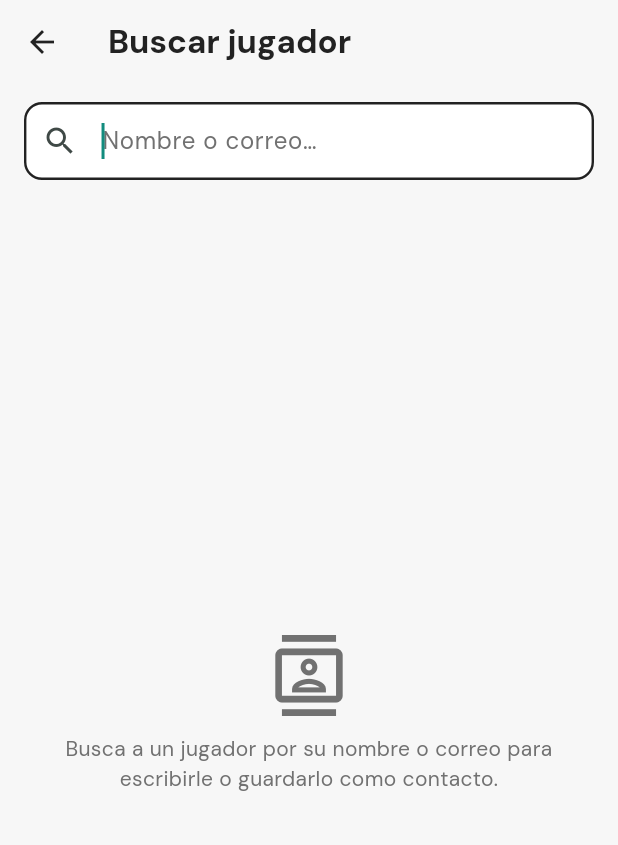
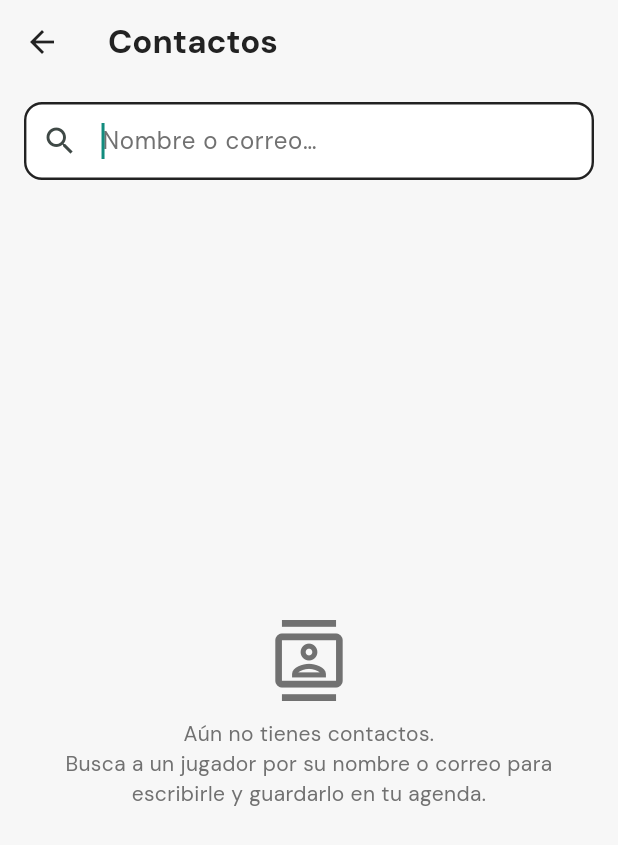
Before and after one commit to dcalagua/canchas-app-lima, a Flutter app: the BuscarUsuarioScreen screen opened directly, on a phone screen of 412 x 824 dp. Shown: the top 845 px of the screen. Run offline on Flutter 3.47's test engine with Material 3 defaults, Android fonts, the phone set to English and light mode, and no system bars; our stand-ins replace audioplayers, firebase_core, firebase_messaging, font_awesome_flutter, geocoding, geolocator and 9 more; missing offline and left inert: google_mlkit_text_recognition, record; accounts and stored records are empty.

Commit message:
Mensajes: "Mis contactos" visible (agenda propia por correo/nombre)
El ítem del menú de Mensajes ahora es "Mis contactos" (ícono agenda) y abre la
pantalla "Contactos": arriba el buscador para agregar por nombre/correo, abajo
"Mis contactos (N)" con tu agenda. Gestionar cada uno (renombrar/quitar/
bloquear) se hace entrando a su chat → 3 puntos.

Co-Authored-By: Claude Opus 4.8 (1M context) <noreply@anthropic.com>
Claude-Session: https://claude.ai/code/session_017fg7ijXuZRX6jvFjZELf83

```diff
--- a/lib/screens/buscar_usuario_screen.dart
+++ b/lib/screens/buscar_usuario_screen.dart
@@ -118,7 +118,9 @@ class _BuscarUsuarioScreenState extends State<BuscarUsuarioScreen> {
   @override
   Widget build(BuildContext context) {
     return Scaffold(
-      appBar: AppBar(title: const Text('Buscar jugador')),
+      appBar: AppBar(
+          title: Text(
+              widget.deporteReto != null ? 'Buscar jugador' : 'Contactos')),
       body: Column(
         children: [
           Padding(
@@ -198,16 +200,17 @@ class _Contactos extends StatelessWidget {
     if (emails.isEmpty) {
       return const _Vacio(
           icono: Icons.contacts_outlined,
-          texto: 'Busca a un jugador por su nombre o correo para escribirle o '
-              'guardarlo como contacto.');
+          texto: 'Aún no tienes contactos.\nBusca a un jugador por su nombre o '
+              'correo para escribirle y guardarlo en tu agenda.');
     }
     return ListView(
       padding: const EdgeInsets.symmetric(vertical: 6),
       children: [
-        const Padding(
-          padding: EdgeInsets.fromLTRB(18, 8, 18, 4),
-          child: Text('Tus contactos',
-              style: TextStyle(fontWeight: FontWeight.w800, color: textoTenue)),
+        Padding(
+          padding: const EdgeInsets.fromLTRB(18, 8, 18, 4),
+          child: Text('Mis contactos (${emails.length})',
+              style: const TextStyle(
+                  fontWeight: FontWeight.w800, color: textoTenue)),
         ),
         for (final e in emails)
           _FilaUsuario(
--- a/lib/screens/mensajes_screen.dart
+++ b/lib/screens/mensajes_screen.dart
@@ -652,8 +652,8 @@ class _MensajesScreenState extends State<MensajesScreen> {
                   value: 'buscar',
                   child: ListTile(
                       contentPadding: EdgeInsets.zero,
-                      leading: Icon(Icons.person_search),
-                      title: Text('Buscar contacto')),
+                      leading: Icon(Icons.contacts_outlined),
+                      title: Text('Mis contactos')),
                 ),
                 PopupMenuItem(
                   value: 'grupo',
```
